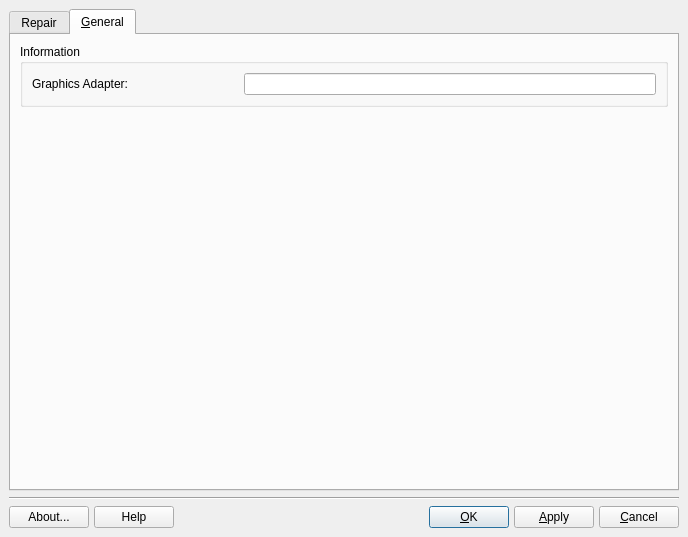
Before: the Qt Designer form meconfig.ui in MEPIS-Community/MEPIS-Xconfig, drawn with Qt 5.
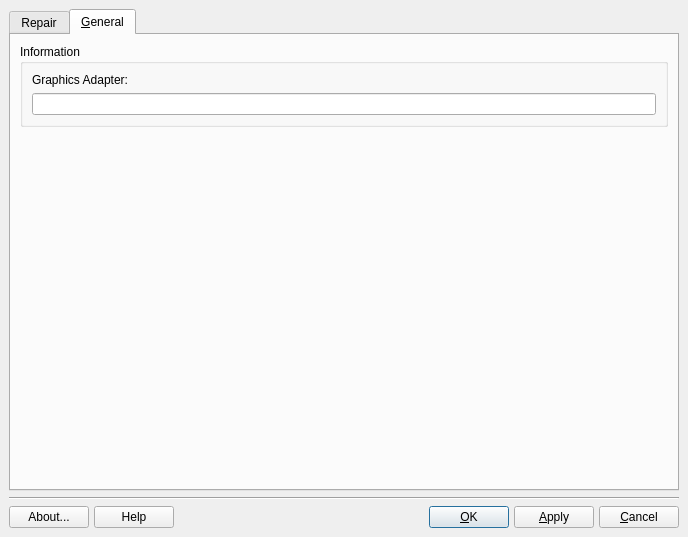
After: the same form once the commit is applied. Icons and pictures are not drawn.

Commit message: tidying up the 'General' layout so that the text is now all visible and tidying up the code in mconfig.cpp in MConfig::refreshGeneral()

Patch:
```diff
--- a/meconfig.ui
+++ b/meconfig.ui
@@ -207,8 +207,12 @@
             </property>
            </widget>
           </item>
-          <item row="0" column="1" colspan="2">
-           <widget class="QLineEdit" name="gfxAdapterEdit"/>
+          <item row="1" column="0">
+           <widget class="QLineEdit" name="gfxAdapterEdit">
+            <property name="enabled">
+             <bool>true</bool>
+            </property>
+           </widget>
           </item>
          </layout>
         </widget>
```
The commit also changes 1 other file.
